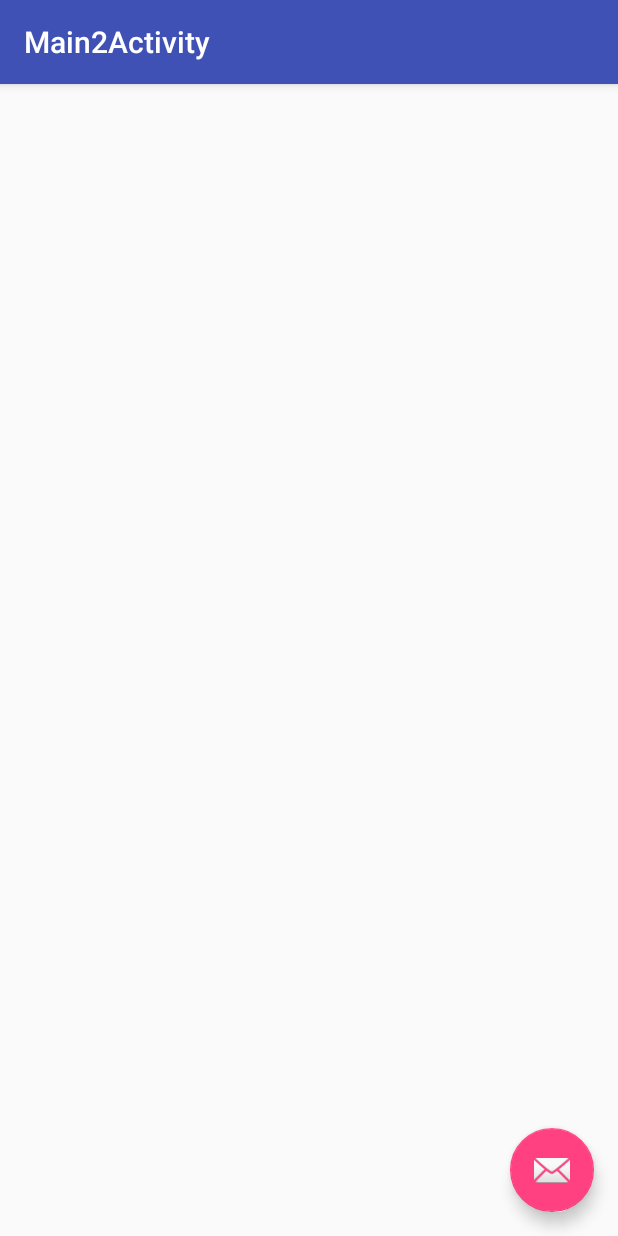
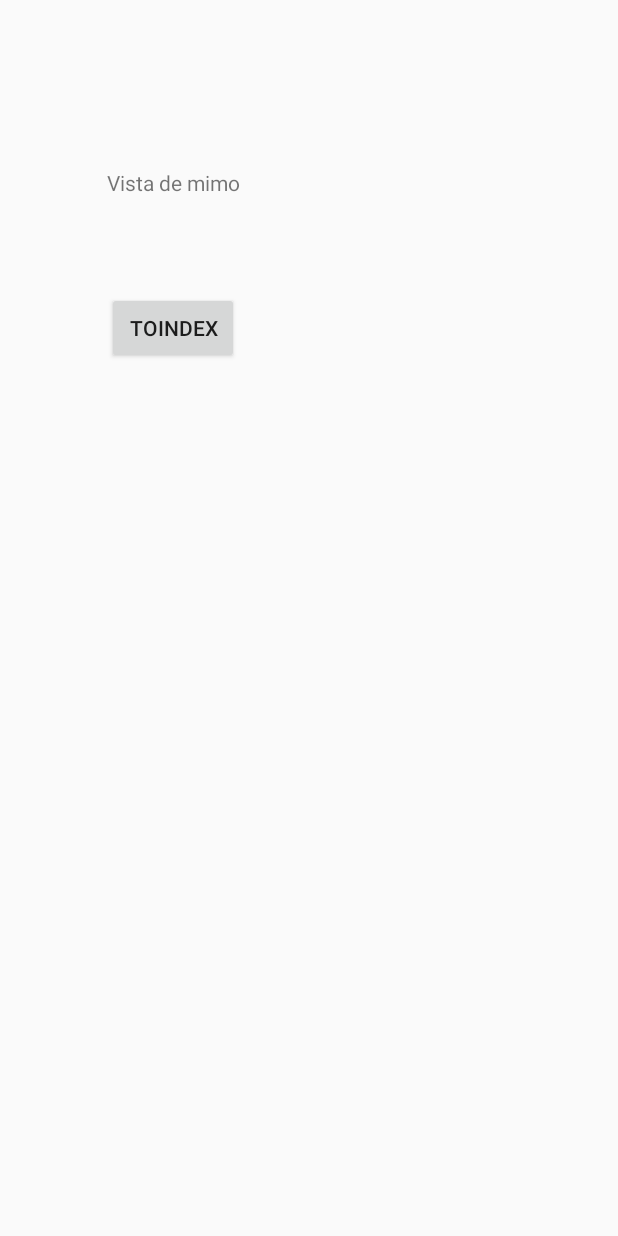
Before and after one commit to optimisaoneteam/AndroidAPP, an Android app: the Main2Activity screen opened directly, with no data from a screen before it, on a phone screen of 412 x 824 dp. Run offline under Robolectric (Android 15) with nearby library versions, the phone set to English and light mode, and no system bars.

Commit message:
borre el cotent 2

```diff
--- a/app/src/main/java/com/example/foyarzun/appoptimisa/Main2Activity.java
+++ b/app/src/main/java/com/example/foyarzun/appoptimisa/Main2Activity.java
@@ -1,13 +1,9 @@
 package com.example.foyarzun.appoptimisa;
 
-import android.content.Intent;
 import android.os.Bundle;
-import android.support.design.widget.FloatingActionButton;
-import android.support.design.widget.Snackbar;
+
 import android.support.v7.app.AppCompatActivity;
-import android.support.v7.widget.Toolbar;
-import android.view.View;
-import android.widget.Button;
+
 
 public class Main2Activity extends AppCompatActivity {
 
@@ -15,30 +11,12 @@ public class Main2Activity extends AppCompatActivity {
     protected void onCreate(Bundle savedInstanceState) {
         super.onCreate(savedInstanceState);
         setContentView(R.layout.activity_main2);
-        Toolbar toolbar = (Toolbar) findViewById(R.id.toolbar);
-        setSupportActionBar(toolbar);
 
-        FloatingActionButton fab = (FloatingActionButton) findViewById(R.id.fab);
-        fab.setOnClickListener(new View.OnClickListener() {
-            @Override
-            public void onClick(View view) {
-                Snackbar.make(view, "Replace with your own action", Snackbar.LENGTH_LONG)
-                        .setAction("Action", null).show();
-                Button boton =  (Button)findViewById(R.id.INDEX);
-                boton.setOnClickListener(new View.OnClickListener() {
-                    @Override
-                    public void onClick(View view) {
-                        Intent intent = new Intent(view.getContext(),MainActivity.class);
-                        startActivityForResult(intent,0);
 
-                    }
 
-                });
-            }
-        });
+
 
 
 
     }
-
 }
--- a/app/src/main/res/layout/activity_main2.xml
+++ b/app/src/main/res/layout/activity_main2.xml
@@ -1,33 +1,36 @@
 <?xml version="1.0" encoding="utf-8"?>
-<android.support.design.widget.CoordinatorLayout xmlns:android="http://schemas.android.com/apk/res/android"
+<android.support.constraint.ConstraintLayout xmlns:android="http://schemas.android.com/apk/res/android"
     xmlns:app="http://schemas.android.com/apk/res-auto"
     xmlns:tools="http://schemas.android.com/tools"
     android:layout_width="match_parent"
     android:layout_height="match_parent"
-    tools:context="com.example.foyarzun.appoptimisa.Main2Activity">
+    app:layout_behavior="@string/appbar_scrolling_view_behavior"
+    tools:context="com.example.foyarzun.appoptimisa.Main2Activity"
+    tools:showIn="@layout/activity_main2">
 
-    <android.support.design.widget.AppBarLayout
-        android:layout_width="match_parent"
-        android:layout_height="wrap_content"
-        android:theme="@style/AppTheme.AppBarOverlay">
+    <RelativeLayout
+        android:layout_width="368dp"
+        android:layout_height="495dp"
+        tools:layout_editor_absoluteX="8dp"
+        tools:layout_editor_absoluteY="8dp">
 
-        <android.support.v7.widget.Toolbar
-            android:id="@+id/toolbar"
-            android:layout_width="match_parent"
-            android:layout_height="?attr/actionBarSize"
-            android:background="?attr/colorPrimary"
-            app:popupTheme="@style/AppTheme.PopupOverlay" />
+        <TextView
+            android:id="@+id/textView"
+            android:layout_width="wrap_content"
+            android:layout_height="wrap_content"
+            android:layout_alignParentStart="true"
+            android:layout_alignParentTop="true"
+            android:layout_marginStart="71dp"
+            android:layout_marginTop="112dp"
+            android:text="Vista de mimo" />
 
-    </android.support.design.widget.AppBarLayout>
-
-    <include layout="@layout/content_main2" />
-
-    <android.support.design.widget.FloatingActionButton
-        android:id="@+id/fab"
-        android:layout_width="wrap_content"
-        android:layout_height="wrap_content"
-        android:layout_gravity="bottom|end"
-        android:layout_margin="@dimen/fab_margin"
-        app:srcCompat="@android:drawable/ic_dialog_email" />
-
-</android.support.design.widget.CoordinatorLayout>
+        <Button
+            android:id="@+id/INDEX"
+            android:layout_width="wrap_content"
+            android:layout_height="wrap_content"
+            android:layout_alignStart="@+id/textView"
+            android:layout_below="@+id/textView"
+            android:layout_marginTop="63dp"
+            android:text="ToINDEX" />
+    </RelativeLayout>
+</android.support.constraint.ConstraintLayout>
```
